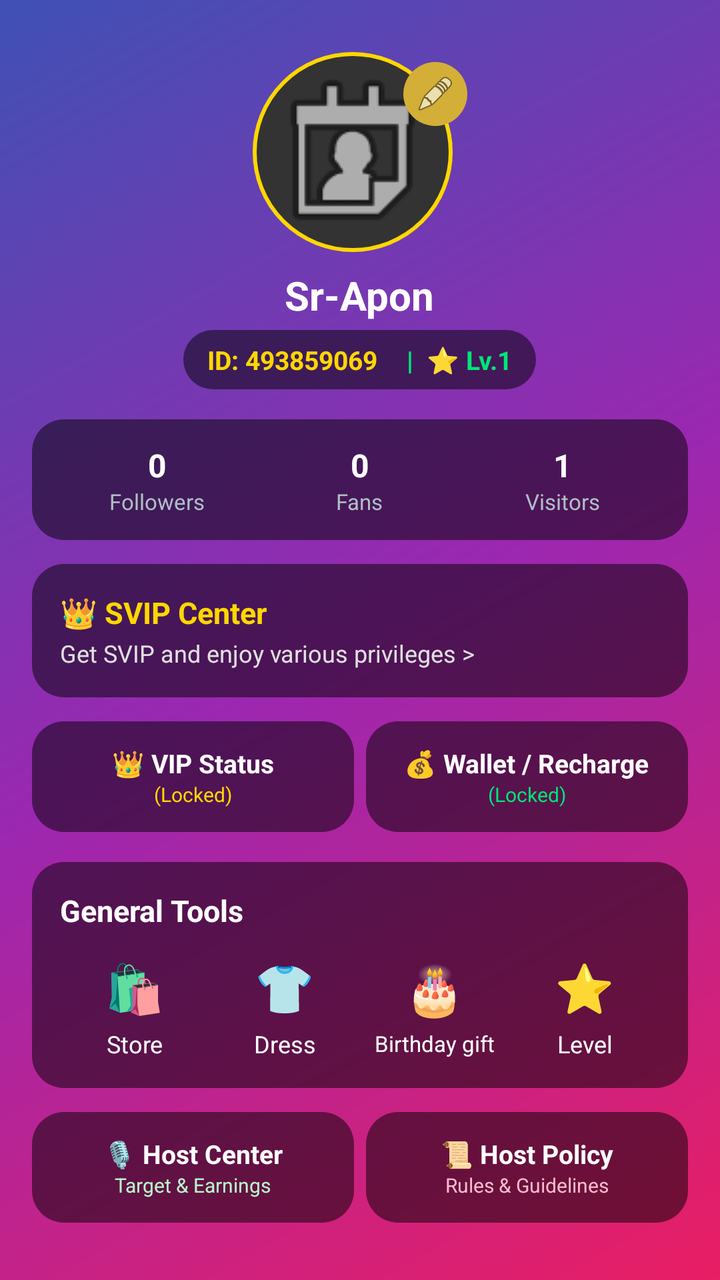
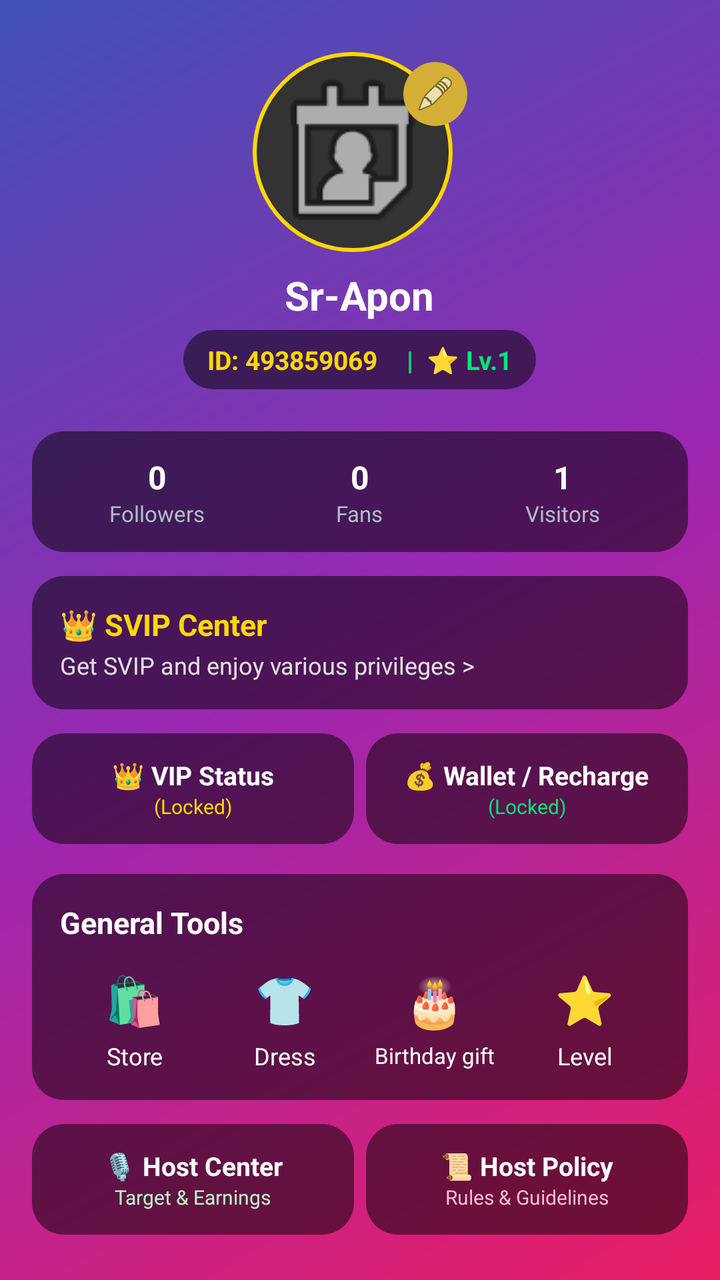

Two renders of the same Android screen: before a commit and after it. Below are the layout's source before the change and the commit's diff.
<!-- AndroidManifest.xml: activity theme Theme.SRVoiceChat -->
<!-- res/layout/activity_me.xml -->
<?xml version="1.0" encoding="utf-8"?>
<LinearLayout xmlns:android="http://schemas.android.com/apk/res/android"
    xmlns:app="http://schemas.android.com/apk/res-auto"
    android:layout_width="match_parent"
    android:layout_height="match_parent"
    android:orientation="vertical"
    android:gravity="center_horizontal"
    android:background="@drawable/bg_profile_gradient"
    android:padding="16dp">

    <ScrollView
        android:layout_width="match_parent"
        android:layout_height="match_parent"
        android:scrollbars="none">

        <LinearLayout
            android:layout_width="match_parent"
            android:layout_height="wrap_content"
            android:orientation="vertical"
            android:gravity="center_horizontal"
            android:paddingBottom="20dp">

            
            <RelativeLayout
                android:layout_width="match_parent"
                android:layout_height="wrap_content"
                android:layout_marginTop="10dp"
                android:gravity="center">

                <ImageView
                    android:id="@+id/imgMeProfile"
                    android:layout_width="100dp"
                    android:layout_height="100dp"
                    android:layout_centerHorizontal="true"
                    android:scaleType="centerCrop"
                    android:src="@android:drawable/ic_menu_my_calendar"
                    android:background="@drawable/circle_shape"
                    android:padding="2dp"/>

                <ImageView
                    android:id="@+id/btnEditProfile"
                    android:layout_width="32dp"
                    android:layout_height="32dp"
                    android:layout_toEndOf="@id/imgMeProfile"
                    android:layout_marginStart="-25dp"
                    android:layout_marginTop="5dp"
                    android:background="@drawable/circle_gold"
                    android:src="@android:drawable/ic_menu_edit"
                    android:padding="6dp"
                    android:clickable="true"
                    android:focusable="true"
                    android:contentDescription="Edit Profile"/>
            </RelativeLayout>

            
            <TextView
                android:id="@+id/textMeName"
                android:layout_width="wrap_content"
                android:layout_height="wrap_content"
                android:text="Sr-Apon"
                android:textColor="#FFFFFF"
                android:textSize="20sp"
                android:textStyle="bold"
                android:layout_marginTop="8dp"/>

            
            <LinearLayout
                android:layout_width="wrap_content"
                android:layout_height="wrap_content"
                android:orientation="horizontal"
                android:gravity="center"
                android:layout_marginTop="4dp"
                android:background="@drawable/rounded_bg"
                android:paddingHorizontal="12dp"
                android:paddingVertical="6dp">
                
                <TextView
                    android:id="@+id/textMeId"
                    android:layout_width="wrap_content"
                    android:layout_height="wrap_content"
                    android:text="ID: 493859069"
                    android:textColor="#FFD700"
                    android:textSize="13sp"
                    android:textStyle="bold"/>

                <TextView
                    android:id="@+id/txtProfileLevel"
                    android:layout_width="wrap_content"
                    android:layout_height="wrap_content"
                    android:text="  |  ⭐ Lv.1"
                    android:textColor="#00E676"
                    android:textSize="13sp"
                    android:textStyle="bold"
                    android:layout_marginStart="8dp"/>
            </LinearLayout>

            
            <LinearLayout
                android:layout_width="match_parent"
                android:layout_height="wrap_content"
                android:orientation="horizontal"
                android:layout_marginTop="15dp"
                android:background="@drawable/rounded_bg"
                android:padding="12dp"
                android:gravity="center">
                
                <LinearLayout
                    android:layout_width="0dp"
                    android:layout_height="wrap_content"
                    android:layout_weight="1"
                    android:orientation="vertical"
                    android:gravity="center">
                    <TextView android:layout_width="wrap_content" android:layout_height="wrap_content" android:text="0" android:textColor="#FFFFFF" android:textSize="16sp" android:textStyle="bold"/>
                    <TextView android:layout_width="wrap_content" android:layout_height="wrap_content" android:text="Followers" android:textColor="#B0BEC5" android:textSize="11sp"/>
                </LinearLayout>

                <LinearLayout
                    android:layout_width="0dp"
                    android:layout_height="wrap_content"
                    android:layout_weight="1"
                    android:orientation="vertical"
                    android:gravity="center">
                    <TextView android:layout_width="wrap_content" android:layout_height="wrap_content" android:text="0" android:textColor="#FFFFFF" android:textSize="16sp" android:textStyle="bold"/>
                    <TextView android:layout_width="wrap_content" android:layout_height="wrap_content" android:text="Fans" android:textColor="#B0BEC5" android:textSize="11sp"/>
                </LinearLayout>

                <LinearLayout
                    android:layout_width="0dp"
                    android:layout_height="wrap_content"
                    android:layout_weight="1"
                    android:orientation="vertical"
                    android:gravity="center">
                    <TextView android:layout_width="wrap_content" android:layout_height="wrap_content" android:text="1" android:textColor="#FFFFFF" android:textSize="16sp" android:textStyle="bold"/>
                    <TextView android:layout_width="wrap_content" android:layout_height="wrap_content" android:text="Visitors" android:textColor="#B0BEC5" android:textSize="11sp"/>
                </LinearLayout>
            </LinearLayout>

            
            <LinearLayout
                android:layout_width="match_parent"
                android:layout_height="wrap_content"
                android:orientation="vertical"
                android:layout_marginTop="12dp"
                android:background="@drawable/rounded_bg"
                android:padding="14dp">
                <TextView
                    android:layout_width="wrap_content"
                    android:layout_height="wrap_content"
                    android:text="👑 SVIP Center"
                    android:textColor="#FFD700"
                    android:textSize="15sp"
                    android:textStyle="bold"/>
                <TextView
                    android:layout_width="wrap_content"
                    android:layout_height="wrap_content"
                    android:text="Get SVIP and enjoy various privileges >"
                    android:textColor="#E0E0E0"
                    android:textSize="12sp"
                    android:layout_marginTop="2dp"/>
            </LinearLayout>

            
            <LinearLayout
                android:layout_width="match_parent"
                android:layout_height="wrap_content"
                android:orientation="horizontal"
                android:layout_marginTop="12dp"
                android:gravity="center">
                
                <LinearLayout
                    android:id="@+id/btnVipStatus"
                    android:layout_width="0dp"
                    android:layout_height="wrap_content"
                    android:layout_weight="1"
                    android:orientation="vertical"
                    android:background="@drawable/rounded_bg"
                    android:padding="12dp"
                    android:gravity="center"
                    android:layout_marginEnd="6dp"
                    android:clickable="true"
                    android:focusable="true">
                    <TextView android:layout_width="wrap_content" android:layout_height="wrap_content" android:text="👑 VIP Status" android:textColor="#FFFFFF" android:textSize="13sp" android:textStyle="bold"/>
                    <TextView android:layout_width="wrap_content" android:layout_height="wrap_content" android:text="(Locked)" android:textColor="#FFD700" android:textSize="10sp"/>
                </LinearLayout>

                <LinearLayout
                    android:id="@+id/btnWalletRecharge"
                    android:layout_width="0dp"
                    android:layout_height="wrap_content"
                    android:layout_weight="1"
                    android:orientation="vertical"
                    android:background="@drawable/rounded_bg"
                    android:padding="12dp"
                    android:gravity="center"
                    android:clickable="true"
                    android:focusable="true">
                    <TextView android:layout_width="wrap_content" android:layout_height="wrap_content" android:text="💰 Wallet / Recharge" android:textColor="#FFFFFF" android:textSize="13sp" android:textStyle="bold"/>
                    <TextView android:layout_width="wrap_content" android:layout_height="wrap_content" android:text="(Locked)" android:textColor="#00E676" android:textSize="10sp"/>
                </LinearLayout>
            </LinearLayout>

            
            <LinearLayout
                android:layout_width="match_parent"
                android:layout_height="wrap_content"
                android:orientation="vertical"
                android:layout_marginTop="15dp"
                android:background="@drawable/rounded_bg"
                android:padding="14dp">

                <TextView
                    android:layout_width="wrap_content"
                    android:layout_height="wrap_content"
                    android:text="General Tools"
                    android:textColor="#FFFFFF"
                    android:textSize="15sp"
                    android:textStyle="bold"
                    android:layout_marginBottom="12dp"/>

                <LinearLayout
                    android:layout_width="match_parent"
                    android:layout_height="wrap_content"
                    android:orientation="horizontal"
                    android:gravity="center">

                    
                    <LinearLayout
                        android:id="@+id/toolStore"
                        android:layout_width="0dp"
                        android:layout_height="wrap_content"
                        android:layout_weight="1"
                        android:orientation="vertical"
                        android:gravity="center"
                        android:clickable="true"
                        android:focusable="true">
                        <TextView android:layout_width="wrap_content" android:layout_height="wrap_content" android:text="🛍️" android:textSize="24sp"/>
                        <TextView android:layout_width="wrap_content" android:layout_height="wrap_content" android:text="Store" android:textColor="#FFFFFF" android:textSize="12sp" android:layout_marginTop="4dp"/>
                    </LinearLayout>

                    
                    <LinearLayout
                        android:id="@+id/toolDress"
                        android:layout_width="0dp"
                        android:layout_height="wrap_content"
                        android:layout_weight="1"
                        android:orientation="vertical"
                        android:gravity="center"
                        android:clickable="true"
                        android:focusable="true">
                        <TextView android:layout_width="wrap_content" android:layout_height="wrap_content" android:text="👕" android:textSize="24sp"/>
                        <TextView android:layout_width="wrap_content" android:layout_height="wrap_content" android:text="Dress" android:textColor="#FFFFFF" android:textSize="12sp" android:layout_marginTop="4dp"/>
                    </LinearLayout>

                    
                    <LinearLayout
                        android:id="@+id/toolBirthday"
                        android:layout_width="0dp"
                        android:layout_height="wrap_content"
                        android:layout_weight="1"
                        android:orientation="vertical"
                        android:gravity="center"
                        android:clickable="true"
                        android:focusable="true">
                        <TextView android:layout_width="wrap_content" android:layout_height="wrap_content" android:text="🎂" android:textSize="24sp"/>
                        <TextView android:layout_width="wrap_content" android:layout_height="wrap_content" android:text="Birthday gift" android:textColor="#FFFFFF" android:textSize="11sp" android:layout_marginTop="4dp"/>
                    </LinearLayout>

                    
                    <LinearLayout
                        android:id="@+id/btnLevelCenter"
                        android:layout_width="0dp"
                        android:layout_height="wrap_content"
                        android:layout_weight="1"
                        android:orientation="vertical"
                        android:gravity="center"
                        android:clickable="true"
                        android:focusable="true">
                        <TextView android:layout_width="wrap_content" android:layout_height="wrap_content" android:text="⭐" android:textSize="24sp"/>
                        <TextView android:layout_width="wrap_content" android:layout_height="wrap_content" android:text="Level" android:textColor="#FFFFFF" android:textSize="12sp" android:layout_marginTop="4dp"/>
                    </LinearLayout>

                </LinearLayout>
            </LinearLayout>

            
            <LinearLayout
                android:layout_width="match_parent"
                android:layout_height="wrap_content"
                android:orientation="horizontal"
                android:layout_marginTop="12dp"
                android:gravity="center">
                
                <LinearLayout
                    android:id="@+id/btnHostCenter"
                    android:layout_width="0dp"
                    android:layout_height="wrap_content"
                    android:layout_weight="1"
                    android:orientation="vertical"
                    android:background="@drawable/rounded_bg"
                    android:padding="12dp"
                    android:gravity="center"
                    android:layout_marginEnd="6dp"
                    android:clickable="true"
                    android:focusable="true">
                    <TextView android:layout_width="wrap_content" android:layout_height="wrap_content" android:text="🎙️ Host Center" android:textColor="#FFFFFF" android:textSize="13sp" android:textStyle="bold"/>
                    <TextView android:layout_width="wrap_content" android:layout_height="wrap_content" android:text="Target &amp; Earnings" android:textColor="#B9F6CA" android:textSize="10sp"/>
                </LinearLayout>

                <LinearLayout
                    android:id="@+id/btnHostPolicy"
                    android:layout_width="0dp"
                    android:layout_height="wrap_content"
                    android:layout_weight="1"
                    android:orientation="vertical"
                    android:background="@drawable/rounded_bg"
                    android:padding="12dp"
                    android:gravity="center"
                    android:clickable="true"
                    android:focusable="true">
                    <TextView android:layout_width="wrap_content" android:layout_height="wrap_content" android:text="📜 Host Policy" android:textColor="#FFFFFF" android:textSize="13sp" android:textStyle="bold"/>
                    <TextView android:layout_width="wrap_content" android:layout_height="wrap_content" android:text="Rules &amp; Guidelines" android:textColor="#F8BBD0" android:textSize="10sp"/>
                </LinearLayout>
            </LinearLayout>

        </LinearLayout>
    </ScrollView>
</LinearLayout>
<!-- resources referenced by this layout -->
<resources>
  <!-- drawable bg_profile_gradient (drawable) -->
  <?xml version="1.0" encoding="utf-8"?>
  <shape xmlns:android="http://schemas.android.com/apk/res/android"
      android:shape="rectangle">
      <gradient
          android:angle="135"
          android:startColor="#E91E63"
          android:centerColor="#9C27B0"
          android:endColor="#3F51B5"
          android:type="linear" />
  </shape>
  <!-- drawable circle_gold (drawable) -->
  <?xml version="1.0" encoding="utf-8"?>
  <shape xmlns:android="http://schemas.android.com/apk/res/android" android:shape="oval">
      <solid android:color="#D4AF37"/>
  </shape>
  <!-- drawable circle_shape (drawable) -->
  <?xml version="1.0" encoding="utf-8"?>
  <shape xmlns:android="http://schemas.android.com/apk/res/android"
      android:shape="oval">
      <solid android:color="#333333"/>
      <stroke android:width="2dp" android:color="#FFD700"/>
  </shape>
  <!-- drawable rounded_bg (drawable) -->
  <?xml version="1.0" encoding="utf-8"?>
  <shape xmlns:android="http://schemas.android.com/apk/res/android"
      android:shape="rectangle">
      <solid android:color="#80000000"/>
      <corners android:radius="16dp"/>
  </shape>
  <style name="Theme.SRVoiceChat" parent="Theme.Material3.DayNight.NoActionBar">
          <item name="colorPrimary">#FF4081</item>
          <item name="android:statusBarColor">#FF4081</item>
          <item name="android:windowLightStatusBar">true</item>
      </style>
</resources>

<!-- the commit's change to res/layout/activity_me.xml (unified diff, before → after) -->
@@ -92,6 +92,42 @@
                     android:textSize="13sp"
                     android:textStyle="bold"
                     android:layout_marginStart="8dp"/>
+            </LinearLayout>
+
+            
+            <LinearLayout
+                android:layout_width="wrap_content"
+                android:layout_height="wrap_content"
+                android:orientation="horizontal"
+                android:gravity="center"
+                android:layout_marginTop="6dp">
+
+                <TextView
+                    android:id="@+id/txtAgencyBadge"
+                    android:layout_width="wrap_content"
+                    android:layout_height="wrap_content"
+                    android:text=" 🏛️ Agency Owner "
+                    android:textColor="#FFFFFF"
+                    android:textSize="11sp"
+                    android:textStyle="bold"
+                    android:background="@drawable/rounded_bg"
+                    android:paddingHorizontal="10dp"
+                    android:paddingVertical="4dp"
+                    android:visibility="gone"/>
+
+                <TextView
+                    android:id="@+id/txtHostBadge"
+                    android:layout_width="wrap_content"
+                    android:layout_height="wrap_content"
+                    android:text=" ⭐ Official Host "
+                    android:textColor="#FFFFFF"
+                    android:textSize="11sp"
+                    android:textStyle="bold"
+                    android:background="@drawable/rounded_bg"
+                    android:paddingHorizontal="10dp"
+                    android:paddingVertical="4dp"
+                    android:layout_marginStart="8dp"
+                    android:visibility="gone"/>
             </LinearLayout>
 
             
